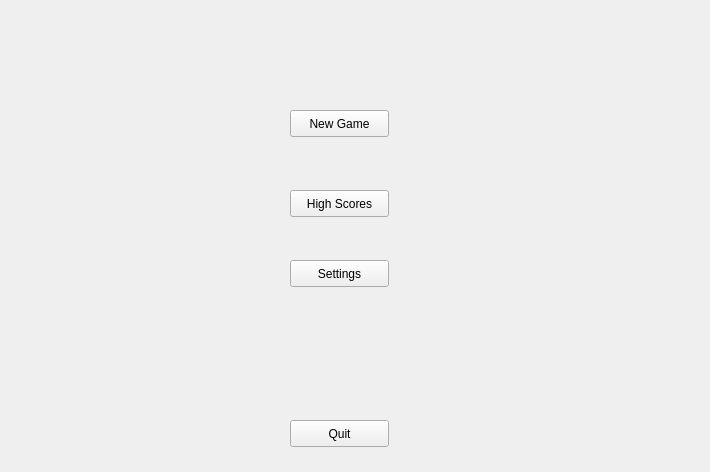
Rajesh-Sec-Project/simon, file host/simon_gui/mainmenu.ui: the form before one commit.
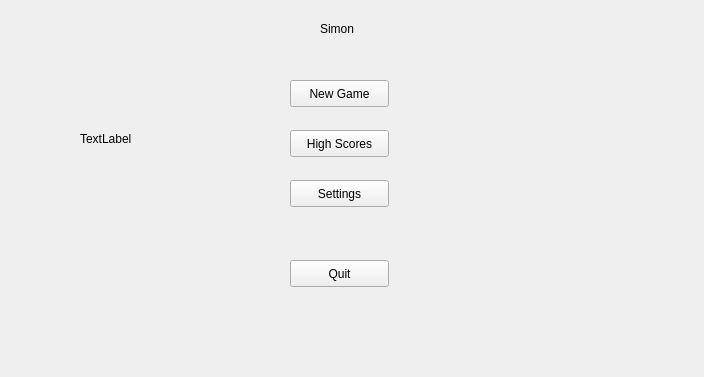
The form after the commit.

The edit to the form file:
```diff
--- a/host/simon_gui/mainmenu.ui
+++ b/host/simon_gui/mainmenu.ui
@@ -6,8 +6,8 @@
    <rect>
     <x>0</x>
     <y>0</y>
-    <width>710</width>
-    <height>472</height>
+    <width>704</width>
+    <height>377</height>
    </rect>
   </property>
   <property name="windowTitle">
@@ -17,7 +17,7 @@
    <property name="geometry">
     <rect>
      <x>290</x>
-     <y>110</y>
+     <y>80</y>
      <width>99</width>
      <height>27</height>
     </rect>
@@ -30,7 +30,7 @@
    <property name="geometry">
     <rect>
      <x>290</x>
-     <y>190</y>
+     <y>130</y>
      <width>99</width>
      <height>27</height>
     </rect>
@@ -43,7 +43,7 @@
    <property name="geometry">
     <rect>
      <x>290</x>
-     <y>260</y>
+     <y>180</y>
      <width>99</width>
      <height>27</height>
     </rect>
@@ -56,7 +56,7 @@
    <property name="geometry">
     <rect>
      <x>290</x>
-     <y>420</y>
+     <y>260</y>
      <width>99</width>
      <height>27</height>
     </rect>
@@ -65,6 +65,32 @@
     <string>Quit</string>
    </property>
   </widget>
+  <widget class="QLabel" name="label">
+   <property name="geometry">
+    <rect>
+     <x>320</x>
+     <y>20</y>
+     <width>41</width>
+     <height>17</height>
+    </rect>
+   </property>
+   <property name="text">
+    <string>Simon</string>
+   </property>
+  </widget>
+  <widget class="QLabel" name="label_2">
+   <property name="geometry">
+    <rect>
+     <x>80</x>
+     <y>130</y>
+     <width>67</width>
+     <height>17</height>
+    </rect>
+   </property>
+   <property name="text">
+    <string>TextLabel</string>
+   </property>
+  </widget>
  </widget>
  <resources/>
  <connections/>
```
